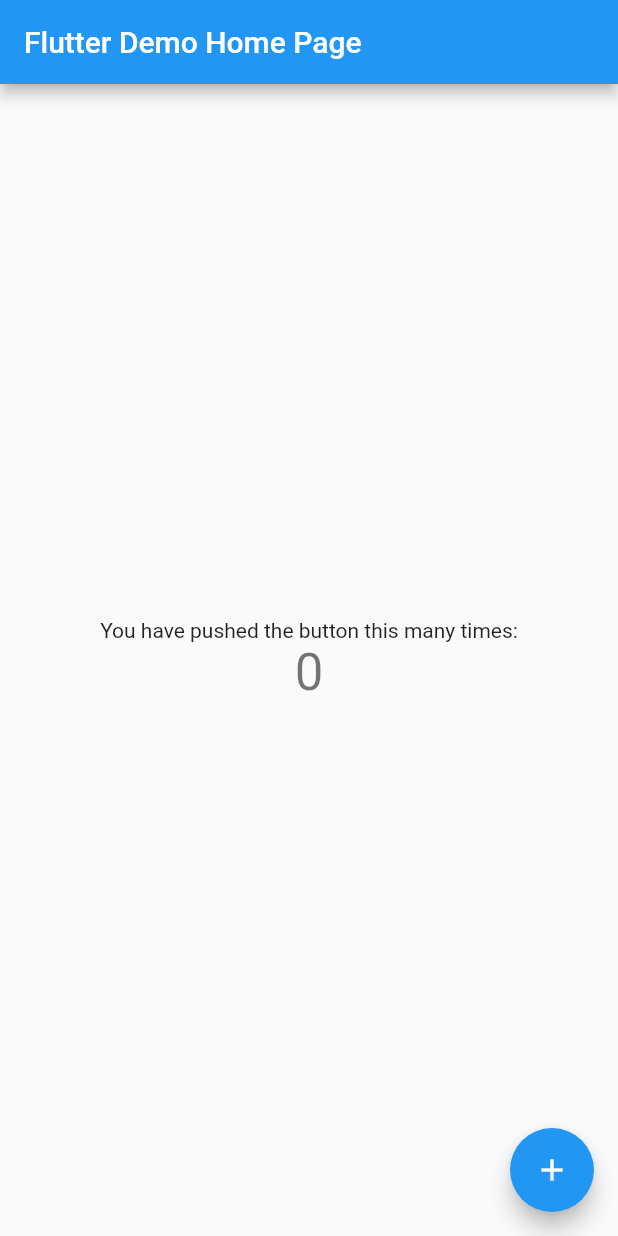
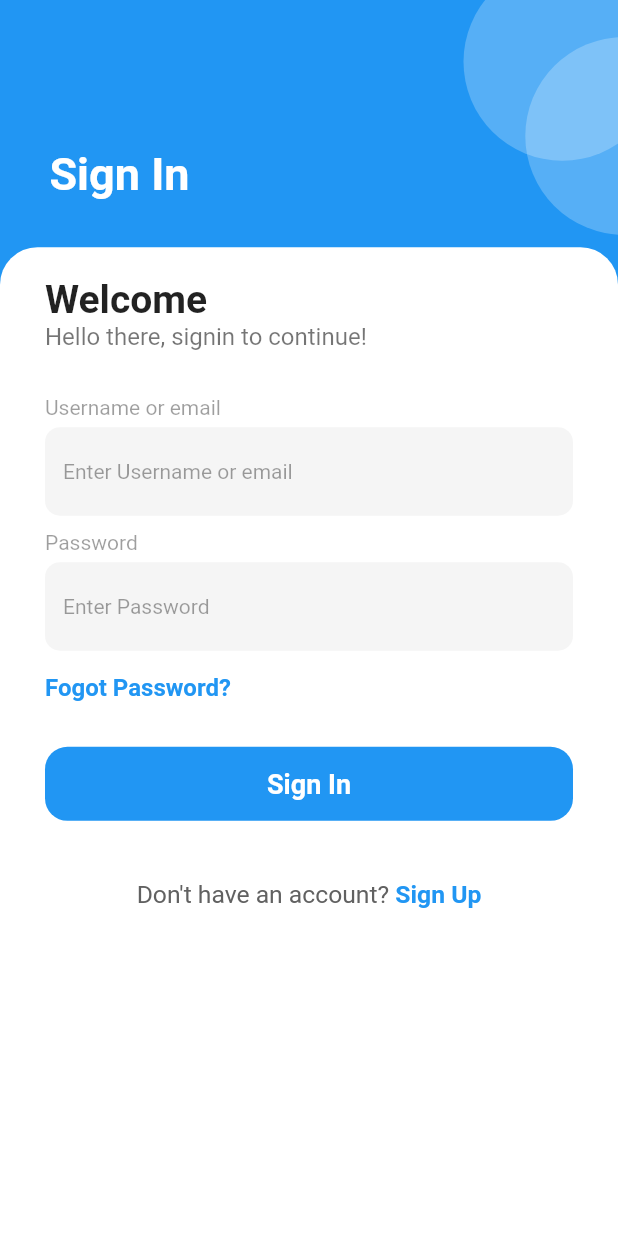
Before and after one commit to syedahmedbinwaseem/library_app, a Flutter app: the screen it shows after launch, on a phone screen of 412 x 824 dp. Run offline on Flutter 3.47's test engine with Material 2 defaults, Android fonts, the light colour scheme and no system bars.

Commit message:
Login and Signup
Login and signup screens ...

```diff
--- a/lib/main.dart
+++ b/lib/main.dart
@@ -1,4 +1,5 @@
 import 'package:flutter/material.dart';
+import 'package:library_app/ui/screens/login.dart';
 
 void main() {
   runApp(MyApp());
@@ -11,107 +12,10 @@
     return MaterialApp(
       title: 'Flutter Demo',
       theme: ThemeData(
-        // This is the theme of your application.
-        //
-        // Try running your application with "flutter run". You'll see the
-        // application has a blue toolbar. Then, without quitting the app, try
-        // changing the primarySwatch below to Colors.green and then invoke
-        // "hot reload" (press "r" in the console where you ran "flutter run",
-        // or simply save your changes to "hot reload" in a Flutter IDE).
-        // Notice that the counter didn't reset back to zero; the application
-        // is not restarted.
         primarySwatch: Colors.blue,
-        // This makes the visual density adapt to the platform that you run
-        // the app on. For desktop platforms, the controls will be smaller and
-        // closer together (more dense) than on mobile platforms.
         visualDensity: VisualDensity.adaptivePlatformDensity,
       ),
-      home: MyHomePage(title: 'Flutter Demo Home Page'),
+      home: LoginScreen(),
     );
   }
 }
-
-class MyHomePage extends StatefulWidget {
-  MyHomePage({Key key, this.title}) : super(key: key);
-
-  // This widget is the home page of your application. It is stateful, meaning
-  // that it has a State object (defined below) that contains fields that affect
-  // how it looks.
-
-  // This class is the configuration for the state. It holds the values (in this
-  // case the title) provided by the parent (in this case the App widget) and
-  // used by the build method of the State. Fields in a Widget subclass are
-  // always marked "final".
-
-  final String title;
-
-  @override
-  _MyHomePageState createState() => _MyHomePageState();
-}
-
-class _MyHomePageState extends State<MyHomePage> {
-  int _counter = 0;
-
-  void _incrementCounter() {
-    setState(() {
-      // This call to setState tells the Flutter framework that something has
-      // changed in this State, which causes it to rerun the build method below
-      // so that the display can reflect the updated values. If we changed
-      // _counter without calling setState(), then the build method would not be
-      // called again, and so nothing would appear to happen.
-      _counter++;
-    });
-  }
-
-  @override
-  Widget build(BuildContext context) {
-    // This method is rerun every time setState is called, for instance as done
-    // by the _incrementCounter method above.
-    //
-    // The Flutter framework has been optimized to make rerunning build methods
-    // fast, so that you can just rebuild anything that needs updating rather
-    // than having to individually change instances of widgets.
-    return Scaffold(
-      appBar: AppBar(
-        // Here we take the value from the MyHomePage object that was created by
-        // the App.build method, and use it to set our appbar title.
-        title: Text(widget.title),
-      ),
-      body: Center(
-        // Center is a layout widget. It takes a single child and positions it
-        // in the middle of the parent.
-        child: Column(
-          // Column is also a layout widget. It takes a list of children and
-          // arranges them vertically. By default, it sizes itself to fit its
-          // children horizontally, and tries to be as tall as its parent.
-          //
-          // Invoke "debug painting" (press "p" in the console, choose the
-          // "Toggle Debug Paint" action from the Flutter Inspector in Android
-          // Studio, or the "Toggle Debug Paint" command in Visual Studio Code)
-          // to see the wireframe for each widget.
-          //
-          // Column has various properties to control how it sizes itself and
-          // how it positions its children. Here we use mainAxisAlignment to
-          // center the children vertically; the main axis here is the vertical
-          // axis because Columns are vertical (the cross axis would be
-          // horizontal).
-          mainAxisAlignment: MainAxisAlignment.center,
-          children: <Widget>[
-            Text(
-              'You have pushed the button this many times:',
-            ),
-            Text(
-              '$_counter',
-              style: Theme.of(context).textTheme.headline4,
-            ),
-          ],
-        ),
-      ),
-      floatingActionButton: FloatingActionButton(
-        onPressed: _incrementCounter,
-        tooltip: 'Increment',
-        child: Icon(Icons.add),
-      ), // This trailing comma makes auto-formatting nicer for build methods.
-    );
-  }
-}
--- /dev/null
+++ b/lib/ui/screens/login.dart
@@ -0,0 +1,238 @@
+import 'package:flutter/gestures.dart';
+import 'package:flutter/material.dart';
+import 'package:library_app/ui/screens/signUp.dart';
+import 'package:library_app/ui/screens/user/dashboard.dart';
+
+class LoginScreen extends StatefulWidget {
+  @override
+  _LoginScreenState createState() => _LoginScreenState();
+}
+
+class _LoginScreenState extends State<LoginScreen> {
+  @override
+  Widget build(BuildContext context) {
+    var height = MediaQuery.of(context).size.height;
+    var width = MediaQuery.of(context).size.width;
+    return GestureDetector(
+      onTap: () {
+        FocusScope.of(context).unfocus();
+      },
+      child: Scaffold(
+        backgroundColor: Colors.blue,
+        body: Column(
+          children: [
+            Stack(
+              children: [
+                Container(
+                  height: height * 0.2,
+                  width: width,
+                  decoration: BoxDecoration(
+                    color: Colors.blue,
+                  ),
+                ),
+                Positioned(
+                  top: height * 0.03,
+                  left: width * 0.85,
+                  child: CircleAvatar(
+                    backgroundColor: Colors.white24,
+                    radius: height * 0.08,
+                  ),
+                ),
+                Positioned(
+                  bottom: height * 0.07,
+                  left: width * 0.75,
+                  child: CircleAvatar(
+                    radius: height * 0.08,
+                    backgroundColor: Colors.white24,
+                  ),
+                ),
+                Positioned(
+                  top: height * 0.12,
+                  left: width * 0.08,
+                  child: Text(
+                    'Sign In',
+                    style: TextStyle(
+                      fontSize: 30,
+                      color: Colors.white,
+                      fontWeight: FontWeight.bold,
+                    ),
+                  ),
+                )
+              ],
+            ),
+            Expanded(
+              child: Container(
+                height: height,
+                width: width,
+                decoration: BoxDecoration(
+                  color: Colors.white,
+                  borderRadius: BorderRadius.only(
+                    topLeft: Radius.circular(25),
+                    topRight: Radius.circular(25),
+                  ),
+                ),
+                child: Padding(
+                  padding: const EdgeInsets.only(left: 30, right: 30),
+                  child: Form(
+                    child: SingleChildScrollView(
+                      child: Column(
+                        crossAxisAlignment: CrossAxisAlignment.start,
+                        children: [
+                          SizedBox(
+                            height: 20,
+                          ),
+                          Text(
+                            'Welcome',
+                            style: TextStyle(
+                              fontSize: 26,
+                              fontWeight: FontWeight.bold,
+                            ),
+                          ),
+                          Text(
+                            'Hello there, signin to continue!',
+                            style: TextStyle(
+                              fontSize: 16,
+                              color: Colors.black54,
+                            ),
+                          ),
+                          SizedBox(
+                            height: 30,
+                          ),
+                          Text(
+                            'Username or email',
+                            style: TextStyle(
+                              fontSize: 14,
+                              color: Colors.black38,
+                            ),
+                          ),
+                          SizedBox(
+                            height: 5,
+                          ),
+                          TextFormField(
+                            textInputAction: TextInputAction.next,
+                            decoration: InputDecoration(
+                              hintText: 'Enter Username or email',
+                              hintStyle: TextStyle(
+                                fontSize: 14,
+                                color: Colors.black38,
+                              ),
+                              filled: true,
+                              fillColor: Colors.grey[100],
+                              border: OutlineInputBorder(
+                                borderSide: BorderSide.none,
+                                borderRadius: BorderRadius.circular(10),
+                              ),
+                            ),
+                          ),
+                          SizedBox(
+                            height: 10,
+                          ),
+                          Text(
+                            'Password',
+                            style: TextStyle(
+                              fontSize: 14,
+                              color: Colors.black38,
+                            ),
+                          ),
+                          SizedBox(
+                            height: 5,
+                          ),
+                          TextFormField(
+                            decoration: InputDecoration(
+                              hintText: 'Enter Password',
+                              hintStyle: TextStyle(
+                                fontSize: 14,
+                                color: Colors.black38,
+                              ),
+                              filled: true,
+                              fillColor: Colors.grey[100],
+                              border: OutlineInputBorder(
+                                borderSide: BorderSide.none,
+                                borderRadius: BorderRadius.circular(10),
+                              ),
+                            ),
+                          ),
+                          SizedBox(
+                            height: 15,
+                          ),
+                          Text(
+                            'Fogot Password?',
+                            style: TextStyle(
+                              fontSize: 16,
+                              color: Colors.blue,
+                              fontWeight: FontWeight.bold,
+                            ),
+                          ),
+                          SizedBox(
+                            height: 30,
+                          ),
+                          FlatButton(
+                            onPressed: () {
+                              Navigator.push(
+                                  context,
+                                  MaterialPageRoute(
+                                      builder: (context) => UserDashboard()));
+                            },
+                            height: width * 0.12,
+                            color: Colors.blue,
+                            shape: RoundedRectangleBorder(
+                              borderRadius: BorderRadius.circular(15),
+                            ),
+                            child: Center(
+                              child: Text(
+                                'Sign In',
+                                style: TextStyle(
+                                    fontSize: 18,
+                                    color: Colors.white,
+                                    fontWeight: FontWeight.bold),
+                              ),
+                            ),
+                          ),
+                          SizedBox(
+                            height: 40,
+                          ),
+                          Container(
+                            width: width - width * 0.08,
+                            child: Center(
+                              child: RichText(
+                                text: TextSpan(
+                                  children: [
+                                    TextSpan(
+                                      text: 'Don\'t have an account? ',
+                                      style: TextStyle(
+                                        fontSize: height * 0.02,
+                                        color: Colors.grey[700],
+                                      ),
+                                    ),
+                                    TextSpan(
+                                      text: 'Sign Up',
+                                      recognizer: new TapGestureRecognizer()
+                                        ..onTap = () {
+                                          Navigator.of(context).push(
+                                              MaterialPageRoute(
+                                                  builder: (context) =>
+                                                      SignUp()));
+                                        },
+                                      style: TextStyle(
+                                          fontSize: height * 0.02,
+                                          color: Colors.blue,
+                                          fontWeight: FontWeight.bold),
+                                    ),
+                                  ],
+                                ),
+                              ),
+                            ),
+                          ),
+                        ],
+                      ),
+                    ),
+                  ),
+                ),
+              ),
+            )
+          ],
+        ),
+      ),
+    );
+  }
+}
```
Also changed, not shown: lib/ui/screens/signUp.dart (added, +229 -0 lines), lib/ui/screens/user/dashboard.dart (added, +20 -0 lines), 1 other file.
